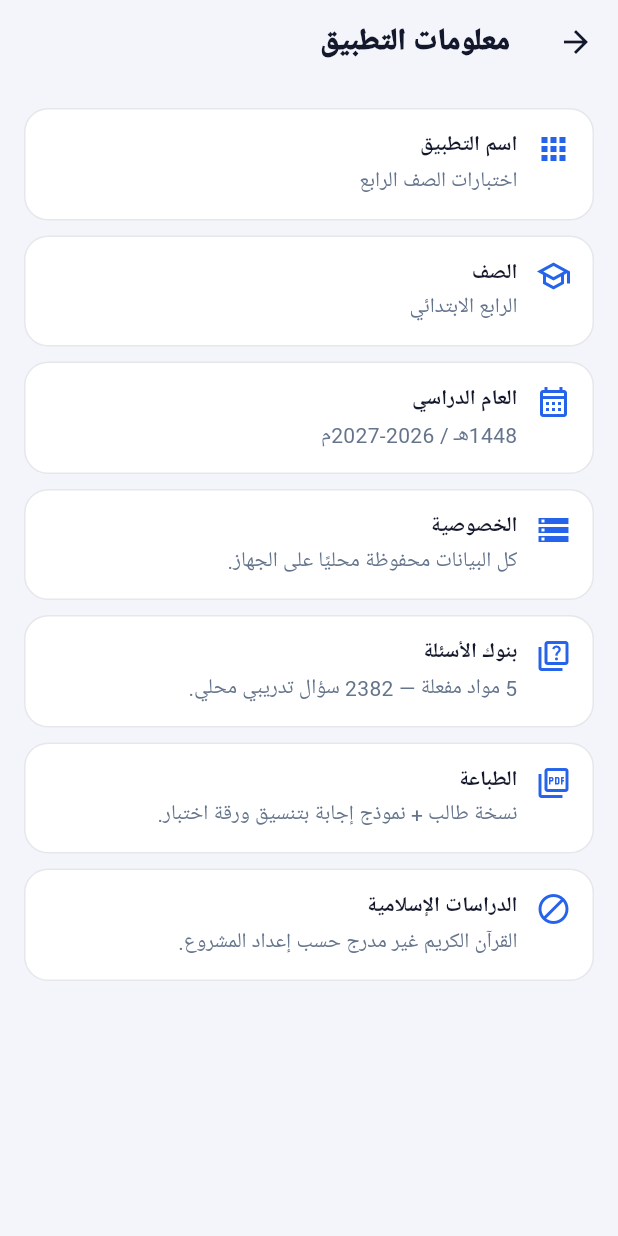
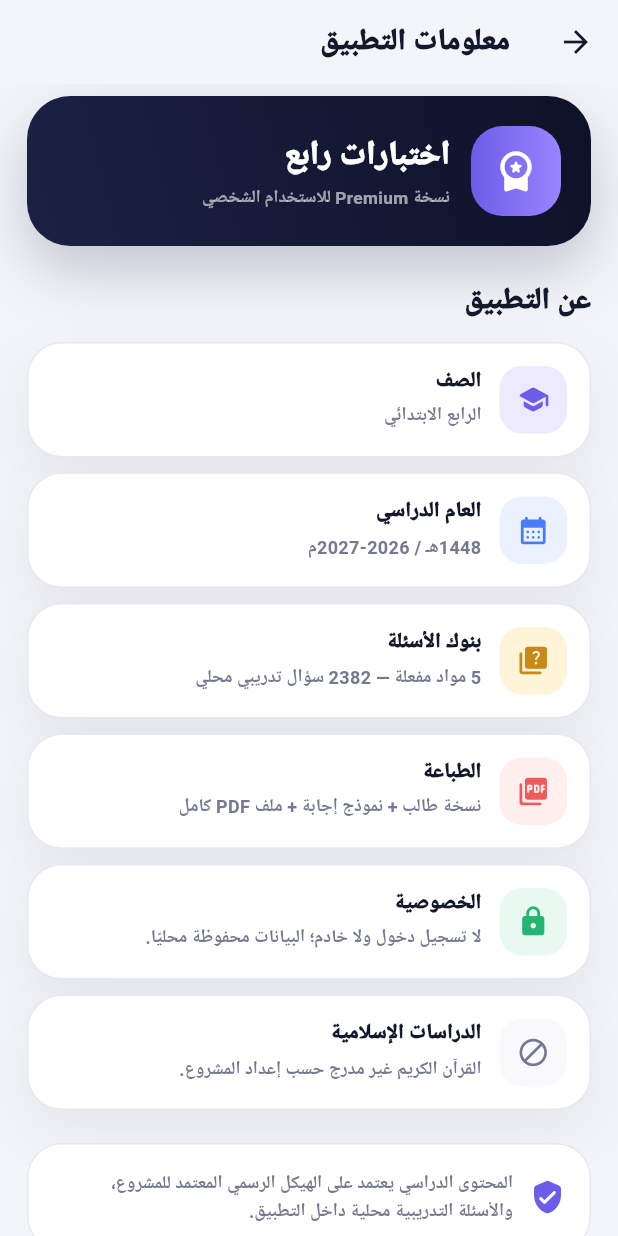
Before and after one commit to mksstoore-gif/ikhtibarat_rabe, a Flutter app: the SettingsScreen screen opened directly, on a phone screen of 412 x 824 dp. Run offline on Flutter 3.47's test engine with Material 3 defaults, Android fonts, the phone set to English and light mode, and no system bars; our stand-ins replace pdf, printing, shared_preferences, sqflite; accounts and stored records are empty.

Commit message:
feat(ui): premium app info screen

```diff
--- a/lib/screens/settings_screen.dart
+++ b/lib/screens/settings_screen.dart
@@ -1,49 +1,228 @@
 import 'package:flutter/material.dart';
 import '../data/curriculum_repository.dart';
+import '../theme/app_theme.dart';
 
-class SettingsScreen extends StatelessWidget{
+class SettingsScreen extends StatelessWidget {
   const SettingsScreen({super.key});
 
   @override
-  Widget build(BuildContext context){
-    final repo=CurriculumRepository.instance;
-    final active=repo.subjects.where((s)=>repo.questionCountForSubject(s.id)>0).length;
+  Widget build(BuildContext context) {
+    final repo = CurriculumRepository.instance;
+    final active =
+        repo.subjects.where((s) => repo.questionCountForSubject(s.id) > 0).length;
+
     return Scaffold(
-      appBar:AppBar(title:const Text('معلومات التطبيق')),
-      body:ListView(
-        padding:const EdgeInsets.all(16),
-        children:[
-          _info(Icons.apps_rounded,'اسم التطبيق','اختبارات الصف الرابع'),
-          _info(Icons.school_outlined,'الصف','الرابع الابتدائي'),
-          _info(Icons.calendar_month_outlined,'العام الدراسي','1448هـ / 2026-2027م'),
-          _info(Icons.storage_outlined,'الخصوصية','كل البيانات محفوظة محليًا على الجهاز.'),
-          _info(Icons.quiz_outlined,'بنوك الأسئلة','$active مواد مفعلة — ${repo.questions.length} سؤال تدريبي محلي.'),
-          _info(Icons.picture_as_pdf_outlined,'الطباعة','نسخة طالب + نموذج إجابة بتنسيق ورقة اختبار.'),
-          _info(Icons.block_outlined,'الدراسات الإسلامية','القرآن الكريم غير مدرج حسب إعداد المشروع.'),
+      appBar: AppBar(title: const Text('معلومات التطبيق')),
+      body: ListView(
+        physics: const BouncingScrollPhysics(),
+        padding: const EdgeInsets.fromLTRB(18, 8, 18, 28),
+        children: [
+          Container(
+            padding: const EdgeInsets.all(20),
+            decoration: BoxDecoration(
+              gradient: const LinearGradient(
+                begin: Alignment.topRight,
+                end: Alignment.bottomLeft,
+                colors: [AppColors.navy, AppColors.navySoft],
+              ),
+              borderRadius: BorderRadius.circular(29),
+              boxShadow: AppShadows.glow(AppColors.navy),
+            ),
+            child: Row(
+              children: [
+                Container(
+                  width: 60,
+                  height: 60,
+                  decoration: BoxDecoration(
+                    gradient: const LinearGradient(
+                      colors: [AppColors.primary, Color(0xFF9A84FF)],
+                    ),
+                    borderRadius: BorderRadius.circular(21),
+                  ),
+                  child: const Icon(
+                    Icons.workspace_premium_rounded,
+                    color: Colors.white,
+                    size: 31,
+                  ),
+                ),
+                const SizedBox(width: 14),
+                Expanded(
+                  child: Column(
+                    crossAxisAlignment: CrossAxisAlignment.start,
+                    children: [
+                      const Text(
+                        'اختبارات رابع',
+                        style: TextStyle(
+                          color: Colors.white,
+                          fontSize: 22,
+                          fontWeight: FontWeight.w900,
+                        ),
+                      ),
+                      const SizedBox(height: 3),
+                      Text(
+                        'نسخة Premium للاستخدام الشخصي',
+                        style: TextStyle(
+                          color: Colors.white.withOpacity(.60),
+                          fontSize: 11.5,
+                          fontWeight: FontWeight.w700,
+                        ),
+                      ),
+                    ],
+                  ),
+                ),
+              ],
+            ),
+          ),
+          const SizedBox(height: 22),
+          const Text(
+            'عن التطبيق',
+            style: TextStyle(
+              color: AppColors.text,
+              fontSize: 20,
+              fontWeight: FontWeight.w900,
+            ),
+          ),
+          const SizedBox(height: 12),
+          _InfoTile(
+            icon: Icons.school_rounded,
+            title: 'الصف',
+            value: 'الرابع الابتدائي',
+            tint: AppColors.primarySoft,
+            color: AppColors.primary,
+          ),
+          _InfoTile(
+            icon: Icons.calendar_month_rounded,
+            title: 'العام الدراسي',
+            value: '1448هـ / 2026-2027م',
+            tint: AppColors.infoSoft,
+            color: AppColors.info,
+          ),
+          _InfoTile(
+            icon: Icons.quiz_rounded,
+            title: 'بنوك الأسئلة',
+            value: active.toString() +
+                ' مواد مفعلة — ' +
+                repo.questions.length.toString() +
+                ' سؤال تدريبي محلي',
+            tint: AppColors.goldSoft,
+            color: const Color(0xFFC68A16),
+          ),
+          _InfoTile(
+            icon: Icons.picture_as_pdf_rounded,
+            title: 'الطباعة',
+            value: 'نسخة طالب + نموذج إجابة + ملف PDF كامل',
+            tint: const Color(0xFFFFEEEE),
+            color: AppColors.danger,
+          ),
+          _InfoTile(
+            icon: Icons.lock_rounded,
+            title: 'الخصوصية',
+            value: 'لا تسجيل دخول ولا خادم؛ البيانات محفوظة محليًا.',
+            tint: AppColors.successSoft,
+            color: AppColors.success,
+          ),
+          _InfoTile(
+            icon: Icons.block_rounded,
+            title: 'الدراسات الإسلامية',
+            value: 'القرآن الكريم غير مدرج حسب إعداد المشروع.',
+            tint: AppColors.surfaceSoft,
+            color: AppColors.muted,
+          ),
+          const SizedBox(height: 12),
+          Container(
+            padding: const EdgeInsets.all(16),
+            decoration: BoxDecoration(
+              color: AppColors.surface,
+              borderRadius: BorderRadius.circular(23),
+              border: Border.all(color: AppColors.border),
+            ),
+            child: const Row(
+              children: [
+                Icon(Icons.verified_user_rounded, color: AppColors.primary),
+                SizedBox(width: 11),
+                Expanded(
+                  child: Text(
+                    'المحتوى الدراسي يعتمد على الهيكل الرسمي المعتمد للمشروع، والأسئلة التدريبية محلية داخل التطبيق.',
+                    style: TextStyle(
+                      color: AppColors.muted,
+                      height: 1.5,
+                      fontSize: 12,
+                      fontWeight: FontWeight.w700,
+                    ),
+                  ),
+                ),
+              ],
+            ),
+          ),
         ],
       ),
     );
   }
+}
 
-  Widget _info(IconData icon,String title,String value)=>Container(
-    margin:const EdgeInsets.only(bottom:10),
-    padding:const EdgeInsets.all(14),
-    decoration:BoxDecoration(
-      color:Colors.white,
-      borderRadius:BorderRadius.circular(16),
-      border:Border.all(color:const Color(0xFFE5E7EB)),
-    ),
-    child:Row(
-      crossAxisAlignment:CrossAxisAlignment.start,
-      children:[
-        Icon(icon,color:const Color(0xFF2563EB)),
-        const SizedBox(width:12),
-        Expanded(child:Column(crossAxisAlignment:CrossAxisAlignment.start,children:[
-          Text(title,style:const TextStyle(fontWeight:FontWeight.w800)),
-          const SizedBox(height:3),
-          Text(value,style:const TextStyle(color:Color(0xFF64748B))),
-        ])),
-      ],
-    ),
-  );
+class _InfoTile extends StatelessWidget {
+  final IconData icon;
+  final String title;
+  final String value;
+  final Color tint;
+  final Color color;
+
+  const _InfoTile({
+    required this.icon,
+    required this.title,
+    required this.value,
+    required this.tint,
+    required this.color,
+  });
+
+  @override
+  Widget build(BuildContext context) => Container(
+        margin: const EdgeInsets.only(bottom: 10),
+        padding: const EdgeInsets.all(15),
+        decoration: BoxDecoration(
+          color: AppColors.surface,
+          borderRadius: BorderRadius.circular(23),
+          border: Border.all(color: AppColors.border),
+          boxShadow: AppShadows.soft(),
+        ),
+        child: Row(
+          crossAxisAlignment: CrossAxisAlignment.start,
+          children: [
+            Container(
+              width: 45,
+              height: 45,
+              decoration: BoxDecoration(
+                color: tint,
+                borderRadius: BorderRadius.circular(15),
+              ),
+              child: Icon(icon, color: color, size: 22),
+            ),
+            const SizedBox(width: 12),
+            Expanded(
+              child: Column(
+                crossAxisAlignment: CrossAxisAlignment.start,
+                children: [
+                  Text(
+                    title,
+                    style: const TextStyle(
+                      color: AppColors.text,
+                      fontWeight: FontWeight.w900,
+                    ),
+                  ),
+                  const SizedBox(height: 4),
+                  Text(
+                    value,
+                    style: const TextStyle(
+                      color: AppColors.muted,
+                      height: 1.45,
+                      fontSize: 12,
+                      fontWeight: FontWeight.w600,
+                    ),
+                  ),
+                ],
+              ),
+            ),
+          ],
+        ),
+      );
 }
```
